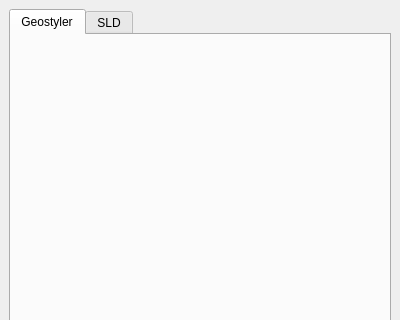
GeoCat/qgis-bridge-plugin, file geocatbridge/ui/multistyler.ui: the form before one commit; both pictures show x 0 to 400 and y 0 to 320 of the 400 by 459 pixel window.
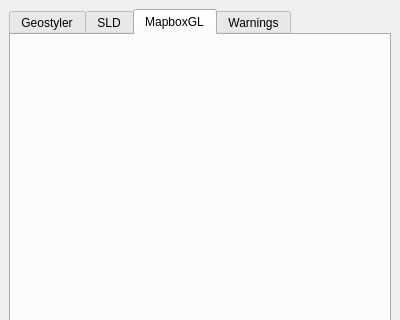
The form after the commit. The open tabs and pages were chosen to show the change.

Commit message: some improvements to multistyler widget

```diff
--- a/geocatbridge/ui/multistyler.ui
+++ b/geocatbridge/ui/multistyler.ui
@@ -40,6 +40,26 @@
         </item>
        </layout>
       </widget>
+      <widget class="QWidget" name="tab_3">
+       <attribute name="title">
+        <string>MapboxGL</string>
+       </attribute>
+       <layout class="QVBoxLayout" name="verticalLayout_4">
+        <item>
+         <widget class="QWidget" name="widgetMapbox" native="true"/>
+        </item>
+       </layout>
+      </widget>
+      <widget class="QWidget" name="tab_4">
+       <attribute name="title">
+        <string>Warnings</string>
+       </attribute>
+       <layout class="QVBoxLayout" name="verticalLayout_5">
+        <item>
+         <widget class="QPlainTextEdit" name="txtWarnings"/>
+        </item>
+       </layout>
+      </widget>
      </widget>
     </item>
    </layout>
```
The commit also changes 1 other file.
